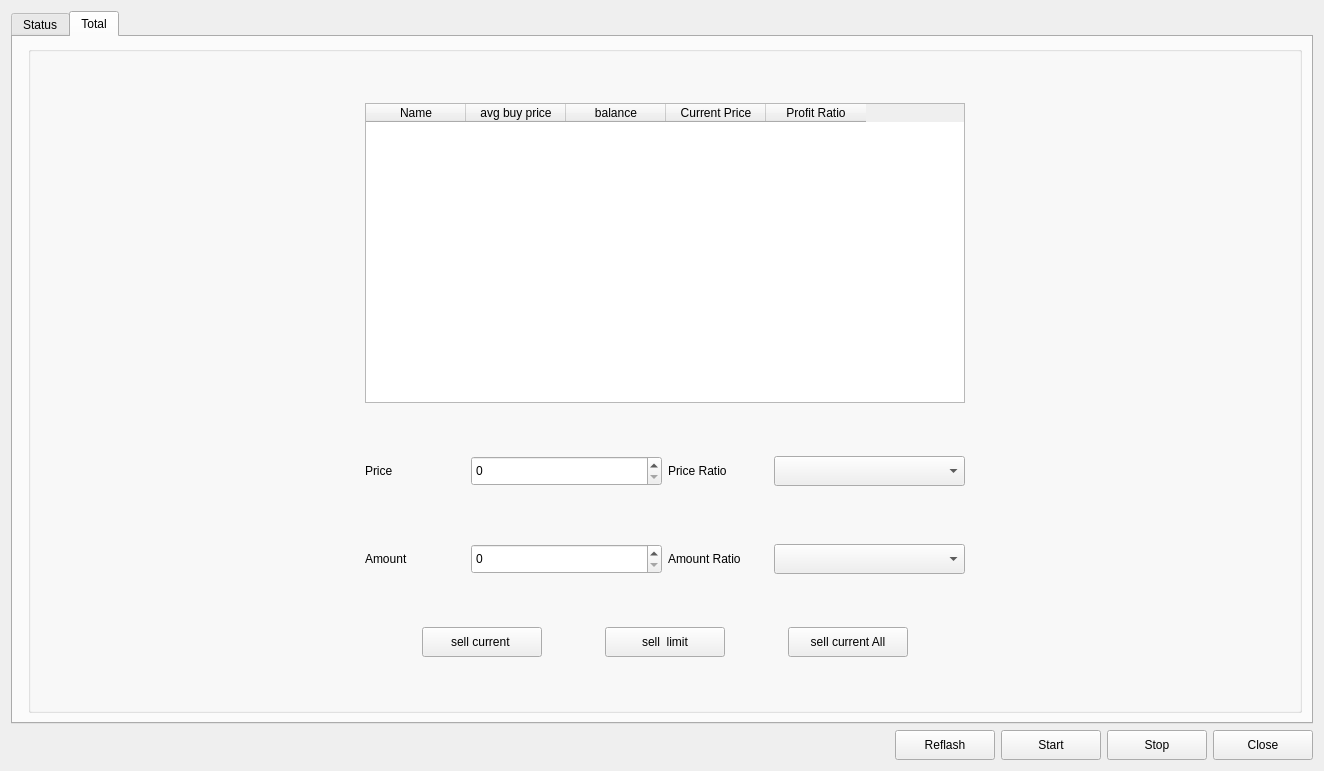
The window that main.ui (changhee-won/AiCoinsTrade) describes before a commit, drawn with Qt 5.
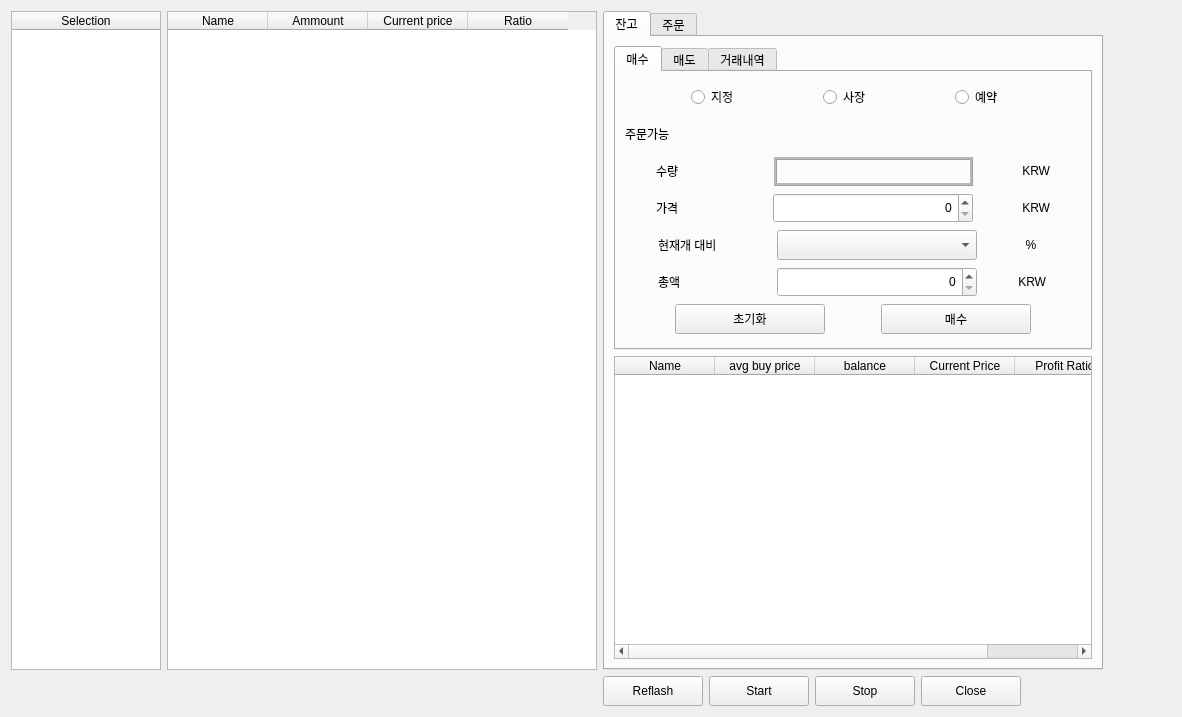
The same window after the commit.

Commit message: 수정함:        aicoin_main.py 	수정함:        main.ui

```diff
--- a/main.ui
+++ b/main.ui
@@ -6,42 +6,27 @@
    <rect>
     <x>0</x>
     <y>0</y>
-    <width>1324</width>
-    <height>771</height>
+    <width>1182</width>
+    <height>717</height>
    </rect>
   </property>
   <property name="windowTitle">
    <string>Widget</string>
   </property>
-  <layout class="QGridLayout" name="gridLayout_2">
-   <item row="1" column="0">
-    <spacer name="horizontalSpacer">
-     <property name="orientation">
-      <enum>Qt::Horizontal</enum>
-     </property>
-     <property name="sizeHint" stdset="0">
-      <size>
-       <width>40</width>
-       <height>20</height>
-      </size>
-     </property>
-    </spacer>
-   </item>
-   <item row="0" column="0" colspan="3">
-    <widget class="QTabWidget" name="tabWidget">
-     <property name="currentIndex">
-      <number>1</number>
-     </property>
-     <widget class="QWidget" name="tab">
-      <attribute name="title">
-       <string>Status</string>
-      </attribute>
-      <layout class="QGridLayout" name="gridLayout">
-       <item row="1" column="0">
+  <layout class="QFormLayout" name="formLayout">
+   <item row="0" column="0">
+    <layout class="QHBoxLayout" name="horizontalLayout_4">
+     <item>
         <widget class="QTreeWidget" name="treeWidget_coins">
+       <property name="minimumSize">
+        <size>
+         <width>150</width>
+         <height>0</height>
+        </size>
+       </property>
          <property name="maximumSize">
           <size>
-           <width>300</width>
+         <width>150</width>
            <height>16777215</height>
           </size>
          </property>
@@ -55,37 +40,20 @@
          </column>
         </widget>
        </item>
-       <item row="0" column="0">
-        <widget class="QSpinBox" name="spinBox_time">
-         <property name="alignment">
-          <set>Qt::AlignCenter</set>
-         </property>
-         <property name="prefix">
-          <string/>
-         </property>
-         <property name="minimum">
-          <number>1</number>
-         </property>
-         <property name="maximum">
-          <number>60</number>
-         </property>
-         <property name="displayIntegerBase">
-          <number>10</number>
-         </property>
-        </widget>
-       </item>
-       <item row="1" column="1">
-        <widget class="QTabWidget" name="tabWidget">
-         <property name="currentIndex">
-          <number>1</number>
-         </property>
-         <widget class="QWidget" name="tabWidgetPage1">
-          <attribute name="title">
-           <string>시세</string>
-          </attribute>
-          <layout class="QGridLayout" name="gridLayout_4">
-           <item row="0" column="0">
+     <item>
             <widget class="QTableWidget" name="tableWidget_status">
+       <property name="minimumSize">
+        <size>
+         <width>430</width>
+         <height>0</height>
+        </size>
+       </property>
+       <property name="maximumSize">
+        <size>
+         <width>16777215</width>
+         <height>16777215</height>
+        </size>
+       </property>
              <column>
               <property name="text">
                <string>Name</string>
@@ -109,41 +77,30 @@
             </widget>
            </item>
           </layout>
-         </widget>
-         <widget class="QWidget" name="tabWidgetPage2">
+   </item>
+   <item row="0" column="1">
+    <widget class="QTabWidget" name="tabWidget">
+     <property name="minimumSize">
+      <size>
+       <width>500</width>
+       <height>0</height>
+      </size>
+     </property>
+     <property name="maximumSize">
+      <size>
+       <width>500</width>
+       <height>16777215</height>
+      </size>
+     </property>
+     <property name="currentIndex">
+      <number>0</number>
+     </property>
+     <widget class="QWidget" name="tabWidgetPage1">
           <attribute name="title">
-           <string>주문</string>
-          </attribute>
-          <layout class="QGridLayout" name="gridLayout_5">
+       <string>잔고</string>
+      </attribute>
+      <layout class="QGridLayout" name="gridLayout">
            <item row="0" column="0">
-            <widget class="QTableWidget" name="tableWidget_tradelist">
-             <column>
-              <property name="text">
-               <string>주문</string>
-              </property>
-              <property name="textAlignment">
-               <set>AlignCenter</set>
-              </property>
-             </column>
-             <column>
-              <property name="text">
-               <string>등락율</string>
-              </property>
-              <property name="textAlignment">
-               <set>AlignCenter</set>
-              </property>
-             </column>
-             <column>
-              <property name="text">
-               <string>체결양</string>
-              </property>
-              <property name="textAlignment">
-               <set>AlignCenter</set>
-              </property>
-             </column>
-            </widget>
-           </item>
-           <item row="0" column="1">
             <layout class="QVBoxLayout" name="verticalLayout_5">
              <item>
               <widget class="QTabWidget" name="tabWidget_2">
@@ -1070,13 +1027,13 @@
               <widget class="QTableWidget" name="tableWidget_tot">
                <property name="minimumSize">
                 <size>
-                 <width>500</width>
+             <width>400</width>
                  <height>0</height>
                 </size>
                </property>
                <property name="maximumSize">
                 <size>
-                 <width>500</width>
+             <width>16777215</width>
                  <height>16777215</height>
                 </size>
                </property>
@@ -1111,152 +1068,60 @@
            </item>
           </layout>
          </widget>
-        </widget>
-       </item>
-      </layout>
-     </widget>
-     <widget class="QWidget" name="tab_2">
+     <widget class="QWidget" name="tabWidgetPage2">
       <attribute name="title">
-       <string>Total</string>
+       <string>주문</string>
       </attribute>
-      <layout class="QFormLayout" name="formLayout">
+      <layout class="QGridLayout" name="gridLayout_2">
        <item row="0" column="1">
-        <widget class="QGroupBox" name="groupBox">
-         <property name="enabled">
-          <bool>true</bool>
-         </property>
-         <property name="title">
-          <string/>
-         </property>
-         <property name="flat">
-          <bool>false</bool>
-         </property>
-         <property name="checkable">
-          <bool>false</bool>
-         </property>
-         <layout class="QGridLayout" name="gridLayout_6">
-          <item row="0" column="0">
-           <widget class="QTableWidget" name="tableWidget_tot_2">
+        <layout class="QVBoxLayout" name="verticalLayout">
+         <item>
+          <widget class="QTableWidget" name="tableWidget_tradelist">
             <property name="minimumSize">
              <size>
-              <width>600</width>
-              <height>300</height>
+             <width>400</width>
+             <height>0</height>
              </size>
             </property>
             <property name="maximumSize">
              <size>
-              <width>600</width>
-              <height>300</height>
+             <width>16777215</width>
+             <height>16777215</height>
              </size>
             </property>
             <column>
              <property name="text">
-              <string>Name</string>
-             </property>
-            </column>
-            <column>
-             <property name="text">
-              <string>avg buy price</string>
+             <string>주문</string>
+            </property>
+            <property name="textAlignment">
+             <set>AlignCenter</set>
              </property>
             </column>
             <column>
              <property name="text">
-              <string>balance</string>
-             </property>
-            </column>
-            <column>
-             <property name="text">
-              <string>Current Price</string>
+             <string>등락율</string>
+            </property>
+            <property name="textAlignment">
+             <set>AlignCenter</set>
              </property>
             </column>
             <column>
              <property name="text">
-              <string>Profit Ratio</string>
-             </property>
+             <string>체결양</string>
+            </property>
+            <property name="textAlignment">
+             <set>AlignCenter</set>
+            </property>
             </column>
            </widget>
           </item>
-          <item row="2" column="0">
-           <layout class="QHBoxLayout" name="horizontalLayout_2">
             <item>
-             <widget class="QLabel" name="label_amount">
-              <property name="minimumSize">
-               <size>
-                <width>100</width>
-                <height>40</height>
-               </size>
-              </property>
-              <property name="maximumSize">
-               <size>
-                <width>100</width>
-                <height>40</height>
-               </size>
-              </property>
-              <property name="text">
-               <string>Amount</string>
-              </property>
-             </widget>
-            </item>
-            <item>
-             <widget class="QSpinBox" name="spinBox_2">
-              <property name="minimumSize">
-               <size>
-                <width>100</width>
-                <height>30</height>
-               </size>
-              </property>
-              <property name="maximumSize">
-               <size>
-                <width>200</width>
-                <height>30</height>
-               </size>
-              </property>
-             </widget>
-            </item>
-            <item>
-             <widget class="QLabel" name="label_aratio">
-              <property name="minimumSize">
-               <size>
-                <width>100</width>
-                <height>40</height>
-               </size>
-              </property>
-              <property name="maximumSize">
-               <size>
-                <width>100</width>
-                <height>40</height>
-               </size>
-              </property>
-              <property name="text">
-               <string>Amount Ratio</string>
-              </property>
-             </widget>
-            </item>
-            <item>
-             <widget class="QComboBox" name="comboBox_aratio">
-              <property name="minimumSize">
-               <size>
-                <width>100</width>
-                <height>30</height>
-               </size>
-              </property>
-              <property name="maximumSize">
-               <size>
-                <width>200</width>
-                <height>30</height>
-               </size>
-              </property>
-             </widget>
-            </item>
-           </layout>
-          </item>
-          <item row="1" column="0">
            <layout class="QHBoxLayout" name="horizontalLayout">
             <item>
              <widget class="QLabel" name="label_2">
               <property name="minimumSize">
                <size>
-                <width>100</width>
+               <width>50</width>
                 <height>40</height>
                </size>
               </property>
@@ -1291,18 +1156,18 @@
              <widget class="QLabel" name="label_5">
               <property name="minimumSize">
                <size>
-                <width>100</width>
+               <width>30</width>
                 <height>40</height>
                </size>
               </property>
               <property name="maximumSize">
                <size>
-                <width>100</width>
+               <width>30</width>
                 <height>40</height>
                </size>
               </property>
               <property name="text">
-               <string>Price Ratio</string>
+              <string>Ratio</string>
               </property>
              </widget>
             </item>
@@ -1310,6 +1175,45 @@
              <widget class="QComboBox" name="comboBox_pratio">
               <property name="minimumSize">
                <size>
+               <width>50</width>
+               <height>30</height>
+              </size>
+             </property>
+             <property name="maximumSize">
+              <size>
+               <width>50</width>
+               <height>30</height>
+              </size>
+             </property>
+            </widget>
+           </item>
+          </layout>
+         </item>
+         <item>
+          <layout class="QHBoxLayout" name="horizontalLayout_2">
+           <item>
+            <widget class="QLabel" name="label_amount">
+             <property name="minimumSize">
+              <size>
+               <width>50</width>
+               <height>40</height>
+              </size>
+             </property>
+             <property name="maximumSize">
+              <size>
+               <width>100</width>
+               <height>40</height>
+              </size>
+             </property>
+             <property name="text">
+              <string>Amount</string>
+             </property>
+            </widget>
+           </item>
+           <item>
+            <widget class="QSpinBox" name="spinBox_2">
+             <property name="minimumSize">
+              <size>
                 <width>100</width>
                 <height>30</height>
                </size>
@@ -1322,9 +1226,46 @@
               </property>
              </widget>
             </item>
-           </layout>
-          </item>
-          <item row="3" column="0">
+           <item>
+            <widget class="QLabel" name="label_aratio">
+             <property name="minimumSize">
+              <size>
+               <width>30</width>
+               <height>40</height>
+              </size>
+             </property>
+             <property name="maximumSize">
+              <size>
+               <width>30</width>
+               <height>40</height>
+              </size>
+             </property>
+             <property name="text">
+              <string>Ratio</string>
+             </property>
+            </widget>
+           </item>
+           <item>
+            <widget class="QComboBox" name="comboBox_aratio">
+             <property name="minimumSize">
+              <size>
+               <width>50</width>
+               <height>30</height>
+              </size>
+             </property>
+             <property name="maximumSize">
+              <size>
+               <width>50</width>
+               <height>30</height>
+              </size>
+             </property>
+            </widget>
+           </item>
+          </layout>
+         </item>
+        </layout>
+       </item>
+       <item row="1" column="1">
            <layout class="QHBoxLayout" name="horizontalLayout_3">
             <item>
              <widget class="QPushButton" name="pushButton_sellcur">
@@ -1387,12 +1328,22 @@
           </item>
          </layout>
         </widget>
-       </item>
-      </layout>
-     </widget>
-    </widget>
+    </widget>
    </item>
-   <item row="1" column="2">
+   <item row="1" column="0">
+    <spacer name="horizontalSpacer">
+     <property name="orientation">
+      <enum>Qt::Horizontal</enum>
+     </property>
+     <property name="sizeHint" stdset="0">
+      <size>
+       <width>40</width>
+       <height>20</height>
+      </size>
+     </property>
+    </spacer>
+   </item>
+   <item row="1" column="1">
     <layout class="QGridLayout" name="gridLayout_3">
      <item row="0" column="3">
       <widget class="QPushButton" name="pushButton_close">
```
Lines whose indentation alone changed are shown as unchanged. The commit also changes 1 other file.
